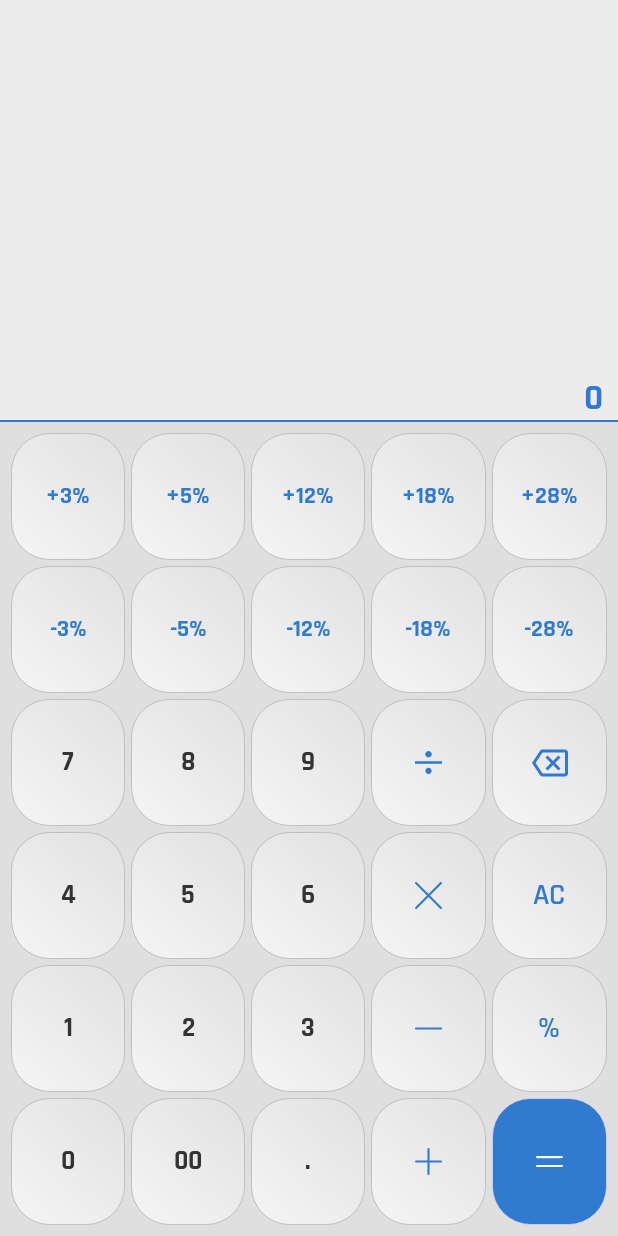
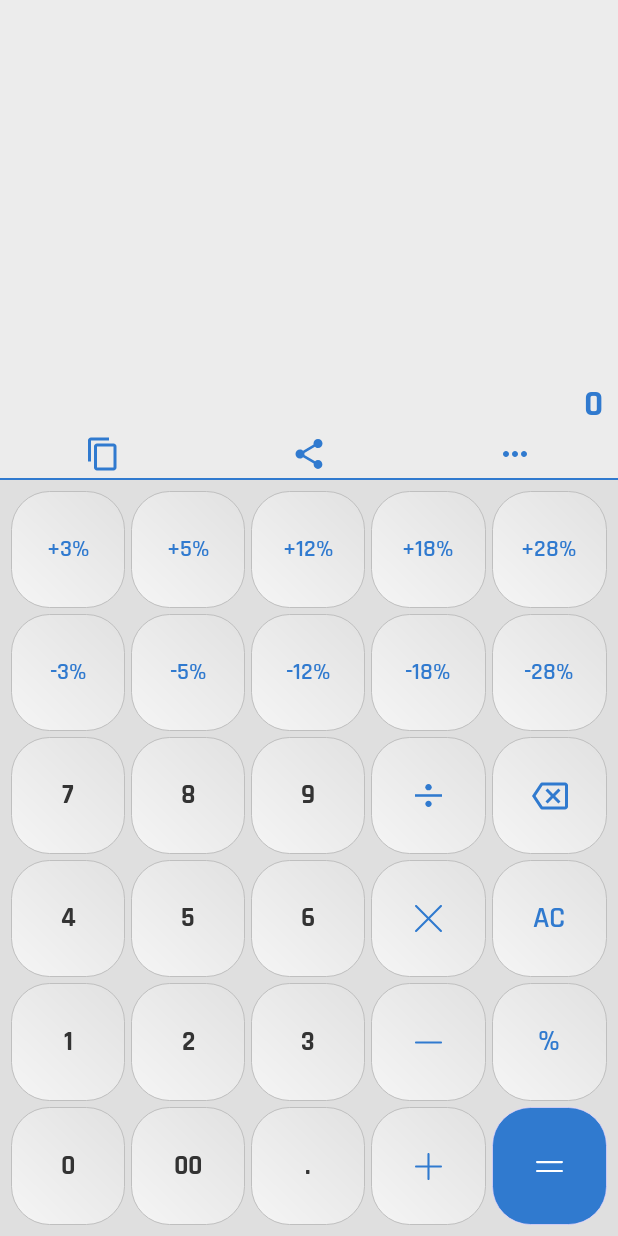
Before and after one commit to Raynagu/Calculator, an Android app: the screen it shows after launch (MainActivity), on a phone screen of 412 x 824 dp. Run offline under Robolectric (Android 15) with nearby library versions, the phone set to English and light mode, and no system bars.

Commit message:
listview add

```diff
--- a/app/src/main/AndroidManifest.xml
+++ b/app/src/main/AndroidManifest.xml
@@ -1,5 +1,6 @@
 <?xml version="1.0" encoding="utf-8"?>
 <manifest xmlns:android="http://schemas.android.com/apk/res/android"
+    xmlns:tools="http://schemas.android.com/tools"
     package="com.mendtrix.calculator">
 
     <application
@@ -9,7 +10,8 @@
         android:roundIcon="@mipmap/ic_launcher_round"
         android:supportsRtl="true"
         android:theme="@style/AppTheme">
-        <activity android:name=".MainActivity">
+        <activity android:name=".MainActivity" android:screenOrientation="portrait"
+            tools:ignore="LockedOrientationActivity">
             <intent-filter>
                 <action android:name="android.intent.action.MAIN" />
 
--- /dev/null
+++ b/app/src/main/res/drawable/bg_total.xml
@@ -0,0 +1,6 @@
+<?xml version="1.0" encoding="utf-8"?>
+<shape xmlns:android="http://schemas.android.com/apk/res/android"
+    android:shape="rectangle">
+    <solid android:color="@color/colorPrimaryDark"/>
+    <corners android:radius="6dp"/>
+</shape>
--- /dev/null
+++ b/app/src/main/res/drawable/ic_content_copy.xml
@@ -0,0 +1,5 @@
+<vector android:height="24dp" android:tint="#307ACF"
+    android:viewportHeight="24.0" android:viewportWidth="24.0"
+    android:width="24dp" xmlns:android="http://schemas.android.com/apk/res/android">
+    <path android:fillColor="#FF000000" android:pathData="M16,1L4,1c-1.1,0 -2,0.9 -2,2v14h2L4,3h12L16,1zM19,5L8,5c-1.1,0 -2,0.9 -2,2v14c0,1.1 0.9,2 2,2h11c1.1,0 2,-0.9 2,-2L21,7c0,-1.1 -0.9,-2 -2,-2zM19,21L8,21L8,7h11v14z"/>
+</vector>
--- /dev/null
+++ b/app/src/main/res/drawable/ic_more_horiz.xml
@@ -0,0 +1,5 @@
+<vector android:height="24dp" android:tint="#307ACF"
+    android:viewportHeight="24.0" android:viewportWidth="24.0"
+    android:width="24dp" xmlns:android="http://schemas.android.com/apk/res/android">
+    <path android:fillColor="#FF000000" android:pathData="M6,10c-1.1,0 -2,0.9 -2,2s0.9,2 2,2 2,-0.9 2,-2 -0.9,-2 -2,-2zM18,10c-1.1,0 -2,0.9 -2,2s0.9,2 2,2 2,-0.9 2,-2 -0.9,-2 -2,-2zM12,10c-1.1,0 -2,0.9 -2,2s0.9,2 2,2 2,-0.9 2,-2 -0.9,-2 -2,-2z"/>
+</vector>
--- /dev/null
+++ b/app/src/main/res/drawable/ic_share.xml
@@ -0,0 +1,5 @@
+<vector android:height="24dp" android:tint="#307ACF"
+    android:viewportHeight="24.0" android:viewportWidth="24.0"
+    android:width="24dp" xmlns:android="http://schemas.android.com/apk/res/android">
+    <path android:fillColor="#FF000000" android:pathData="M18,16.08c-0.76,0 -1.44,0.3 -1.96,0.77L8.91,12.7c0.05,-0.23 0.09,-0.46 0.09,-0.7s-0.04,-0.47 -0.09,-0.7l7.05,-4.11c0.54,0.5 1.25,0.81 2.04,0.81 1.66,0 3,-1.34 3,-3s-1.34,-3 -3,-3 -3,1.34 -3,3c0,0.24 0.04,0.47 0.09,0.7L8.04,9.81C7.5,9.31 6.79,9 6,9c-1.66,0 -3,1.34 -3,3s1.34,3 3,3c0.79,0 1.5,-0.31 2.04,-0.81l7.12,4.16c-0.05,0.21 -0.08,0.43 -0.08,0.65 0,1.61 1.31,2.92 2.92,2.92 1.61,0 2.92,-1.31 2.92,-2.92s-1.31,-2.92 -2.92,-2.92z"/>
+</vector>
--- a/app/src/main/res/layout/activity_main.xml
+++ b/app/src/main/res/layout/activity_main.xml
@@ -7,21 +7,24 @@
     tools:context=".MainActivity"
     android:orientation="vertical"
     android:background="#A3E1E1E1">
+
     <LinearLayout
         android:id="@+id/displayLayout"
         android:layout_width="match_parent"
         android:layout_height="wrap_content"
         android:orientation="vertical"
         android:background="@drawable/border_bottom">
-        <TextView
+
+        <ListView
             android:id="@+id/tv_result"
             android:layout_width="match_parent"
             android:layout_height="250dp"
-            android:padding="10dp"
-            android:paddingTop="0dp"
-            android:textSize="18sp"
-            android:scrollbars="vertical"
-            android:gravity="bottom|end"/>
+            android:layout_marginBottom="4dp"
+            android:scrollbars="none"
+            android:transcriptMode="alwaysScroll"
+            android:listSelector="@android:color/transparent"
+            android:divider="@null"
+            android:dividerHeight="0dp"/>
 
         <TextView
             android:id="@+id/tv_input"
@@ -30,7 +33,6 @@
             android:ellipsize="end"
             android:fontFamily="@font/rajdhani_bold"
             android:gravity="end"
-            android:maxLength="13"
             android:maxLines="1"
             android:paddingEnd="10dp"
             android:singleLine="true"
@@ -38,6 +40,34 @@
             android:textColor="@color/colorPrimaryDark"
             android:textSize="24sp"
             android:textStyle="bold" />
+
+        <LinearLayout
+            android:layout_width="match_parent"
+            android:layout_height="wrap_content"
+            android:orientation="horizontal"
+            android:layout_gravity="center">
+            <ImageView
+                android:id="@+id/btn_copy"
+                android:layout_width="wrap_content"
+                android:layout_height="wrap_content"
+                android:src="@drawable/ic_content_copy"
+                android:padding="5dp"
+                android:layout_weight="1"/>
+            <ImageView
+                android:id="@+id/btn_send"
+                android:layout_width="wrap_content"
+                android:layout_height="wrap_content"
+                android:src="@drawable/ic_share"
+                android:padding="5dp"
+                android:layout_weight="1"/>
+            <ImageView
+                android:id="@+id/btn_more"
+                android:layout_width="wrap_content"
+                android:layout_height="wrap_content"
+                android:src="@drawable/ic_more_horiz"
+                android:padding="5dp"
+                android:layout_weight="1"/>
+        </LinearLayout>
     </LinearLayout>
 
     <LinearLayout
--- a/app/src/main/res/values/styles.xml
+++ b/app/src/main/res/values/styles.xml
@@ -7,13 +7,13 @@
         <item name="colorPrimaryDark">@color/colorPrimaryDark</item>
         <item name="colorAccent">@color/colorAccent</item>
         <item name="android:fontFamily">@font/rajdhani_semibold</item>
+        <item name="android:textSize">18sp</item>
     </style>
     <style name="NumberBtnStyle">
         <item name="android:layout_width">0dp</item>
         <item name="android:layout_height">match_parent</item>
         <item name="android:layout_weight">1</item>
         <item name="android:layout_margin">2dp</item>
-        <item name="android:textSize">18sp</item>
         <item name="android:textColor">@color/colorButtonText</item>
         <item name="android:gravity">center</item>
         <item name="android:fontFamily">@font/rajdhani_bold</item>
@@ -29,7 +29,6 @@
         <item name="android:textColor">@color/colorPrimaryDark</item>
         <item name="android:gravity">center</item>
         <item name="android:onClick">gstButton</item>
-        <item name="android:fontFamily">@font/rajdhani_bold</item>
         <item name="android:background">@drawable/btn_bg</item>
     </style>
     <style name="OperatorBtnStyle">
```
Also changed, not shown: app/src/main/java/com/mendtrix/calculator/InputListAdapter.kt (added, +27 -0 lines), app/src/main/java/com/mendtrix/calculator/MainActivity.kt (+76 -59 lines), app/src/main/res/layout/item_view.xml (added, +27 -0 lines).
